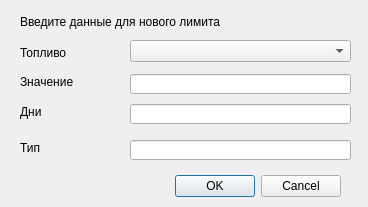
Qt form dataBaseFirebird/dialogs/addlimitsdialog.ui (Evgeniykull/DataBase) before a commit.
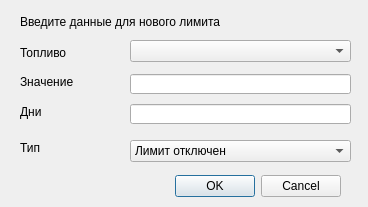
The same form after that commit.

Diff of the .ui file:
```diff
--- a/dataBaseFirebird/dialogs/addlimitsdialog.ui
+++ b/dataBaseFirebird/dialogs/addlimitsdialog.ui
@@ -114,16 +114,6 @@
     <string>Тип</string>
    </property>
   </widget>
-  <widget class="QLineEdit" name="leType">
-   <property name="geometry">
-    <rect>
-     <x>130</x>
-     <y>140</y>
-     <width>221</width>
-     <height>20</height>
-    </rect>
-   </property>
-  </widget>
   <widget class="QComboBox" name="cbFuels">
    <property name="geometry">
     <rect>
@@ -134,6 +124,46 @@
     </rect>
    </property>
   </widget>
+  <widget class="QComboBox" name="cbType">
+   <property name="geometry">
+    <rect>
+     <x>130</x>
+     <y>140</y>
+     <width>221</width>
+     <height>22</height>
+    </rect>
+   </property>
+   <item>
+    <property name="text">
+     <string>Лимит отключен</string>
+    </property>
+   </item>
+   <item>
+    <property name="text">
+     <string>Безлимитный</string>
+    </property>
+   </item>
+   <item>
+    <property name="text">
+     <string>Одноразовый, с заданным сроком и количеством</string>
+    </property>
+   </item>
+   <item>
+    <property name="text">
+     <string>Однодневный, возобновляемый</string>
+    </property>
+   </item>
+   <item>
+    <property name="text">
+     <string>Недельный, возобновляемый</string>
+    </property>
+   </item>
+   <item>
+    <property name="text">
+     <string>Месячный, возобновляемый</string>
+    </property>
+   </item>
+  </widget>
  </widget>
  <resources/>
  <connections>
```
